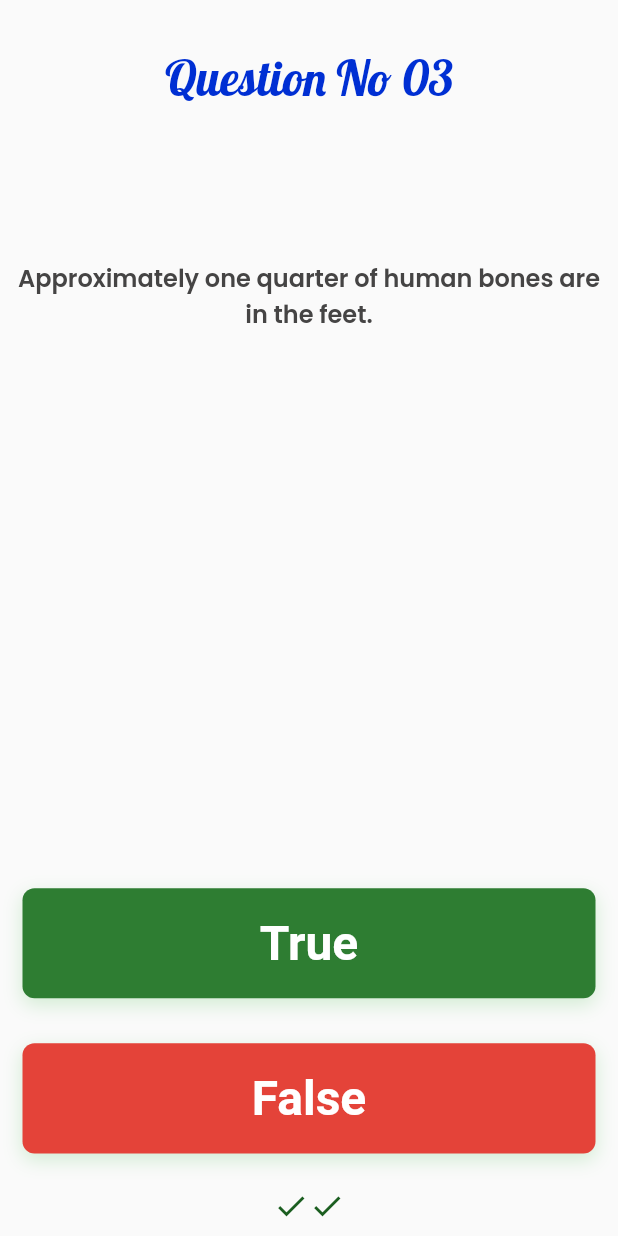
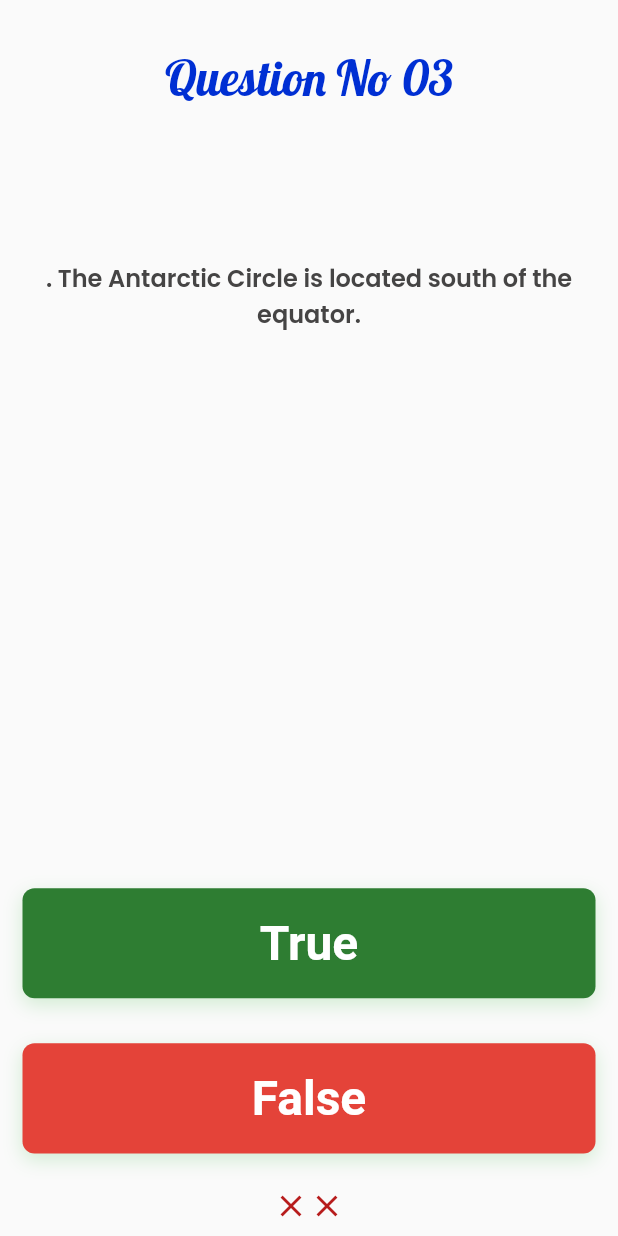
Before and after one commit to HassnainKhan11/QuizApp, a Flutter app: the screen it shows after launch, after a tap on "True", after a tap on "False", on a phone screen of 412 x 824 dp. Run offline on Flutter 3.47's test engine with Material 2 defaults, Android fonts, the light colour scheme and no system bars; our stand-ins replace google_fonts, rflutter_alert.

Commit message:
change of questions

```diff
--- a/quiz_app/lib/homepage.dart
+++ b/quiz_app/lib/homepage.dart
@@ -1,3 +1,5 @@
+// ignore_for_file: unnecessary_new
+
 import 'package:flutter/material.dart';
 import 'package:google_fonts/google_fonts.dart';
 import 'package:quiz_app/quizbrain.dart';
@@ -14,8 +16,10 @@
   Quizbrain quizbrain = Quizbrain();
   int rightAnswer = 0;
   int wrongAnswer = 0;
+  // ignore: non_constant_identifier_names
   int total_score = 13;
 
+  // ignore: non_constant_identifier_names
   List<Icon> ScoreKeeper = [];
 
   void isCorrectAnswer(bool userPickedAnswer) {
@@ -24,11 +28,6 @@
     setState(() {
       if (quizbrain.isFinished() == true) {
         if (rightAnswer > wrongAnswer) {
-          // Alert(
-          //   context: context,
-          //   title: 'Congratulations! You WON 😍',
-          //   desc: 'You got $rightAnswer out of $total_score',
-          // ).show();
           Alert(
             context: context,
             type: AlertType.success,
@@ -36,7 +35,7 @@
             desc: "You got $rightAnswer out of $total_score",
             buttons: [
               DialogButton(
-                child: Text(
+                child: const Text(
                   "Continue",
                   style: TextStyle(color: Colors.white, fontSize: 20),
                 ),
@@ -58,7 +57,7 @@
             desc: "You got $wrongAnswer out of $total_score",
             buttons: [
               DialogButton(
-                child: Text(
+                child: const Text(
                   "Continue",
                   style: TextStyle(color: Colors.white, fontSize: 20),
                 ),
@@ -95,7 +94,7 @@
               child: Center(
                 child: Text(quizbrain.getQuestionNumber(),
                     style: GoogleFonts.lobster(
-                        textStyle: TextStyle(
+                        textStyle: const TextStyle(
                       color: Color(0xff002fd3),
                       fontSize: 32,
                       fontWeight: FontWeight.w400,
@@ -104,7 +103,7 @@
               ),
             ),
           ),
-          SizedBox(
+          const SizedBox(
             height: 60,
           ),
           Expanded(
@@ -115,7 +114,7 @@
                   quizbrain.getQuestionText(),
                   textAlign: TextAlign.center,
                   style: GoogleFonts.poppins(
-                      textStyle: TextStyle(
+                      textStyle: const TextStyle(
                     color: Color(0xff454444),
                     fontSize: 16,
                     fontWeight: FontWeight.w600,
@@ -136,7 +135,7 @@
                     decoration: new BoxDecoration(
                       borderRadius: BorderRadius.circular(8),
                       color: Colors.green[800],
-                      boxShadow: [
+                      boxShadow: const [
                         BoxShadow(
                             color: Color(0x3334b439),
                             offset: Offset(0, 4),
@@ -144,7 +143,7 @@
                             spreadRadius: 0)
                       ],
                     ),
-                    child: Center(
+                    child: const Center(
                       child: Text(
                         'True',
                         style: TextStyle(
@@ -168,7 +167,7 @@
                     height: 30,
                     decoration: new BoxDecoration(
                       borderRadius: BorderRadius.circular(8),
-                      gradient: LinearGradient(
+                      gradient: const LinearGradient(
                         colors: [Color(0xffe44339)],
                         stops: [0.858818531036377],
                         begin: Alignment(-0.98, -0.19),
@@ -176,7 +175,7 @@
                         // angle: 101,
                         // scale: undefined,
                       ),
-                      boxShadow: [
+                      boxShadow: const [
                         BoxShadow(
                             color: Color(0x3334b439),
                             offset: Offset(0, 4),
@@ -184,7 +183,7 @@
                             spreadRadius: 0)
                       ],
                     ),
-                    child: Center(
+                    child: const Center(
                       child: Text(
                         'False',
                         style: TextStyle(
--- a/quiz_app/lib/quizbrain.dart
+++ b/quiz_app/lib/quizbrain.dart
@@ -3,46 +3,51 @@
 class Quizbrain {
   int _questionNumber = 0;
 
-  List<Question> _questionBank = [
+  final List<Question> _questionBank = [
     Question(
       'Question No 01',
-      'Some cats are actually allergic to humans',
-      true,
+      'Latitude is measured east and west of the prime meridian',
+      false,
     ),
     Question('Question No 02',
-        'You can lead a cow down stairs but not up stairs.', false),
+        'A cape is a point of land extending into a body of water.', true),
     Question('Question No 03',
-        'Approximately one quarter of human bones are in the feet.', true),
-    Question('Question No 04', 'A slug\'s blood is green.', true),
-    Question('Question No 05',
-        'Buzz Aldrin\'s mother\'s maiden name was \"Moon\".', true),
-    Question('Question No 06', 'It is illegal to pee in the Ocean in Portugal.',
+        '. The Antarctic Circle is located south of the equator.', true),
+    Question('Question No 04',
+        'A star on a map usually denotes a national capital', false),
+    Question(
+        'Question No 05',
+        'Lines of longitude are measured north and south of the equator.',
+        false),
+    Question(
+        'Question No 06',
+        'When you cross the prime meridian the date becomes either one day earlier or one day later.',
+        false),
+    Question('Question No 07',
+        'Earth\'s oceans are the Pacific, Atlantic, Indian, and Arctic.', true),
+    Question('Question No 08',
+        'There are 50 states in the contiguous United States.', false),
+    Question(
+        'Question No 09',
+        ' An area of land extending into a body of water and almost surrounded by water is a peninsula.',
+        true),
+    Question('Question No 10',
+        'The Tropic of Cancer is located in the northern hemisphere', true),
+    Question(
+        'Question No 11',
+        'Africa, Asia, Australia, Europe, NorthAmerica, and South America form Earth\'s continental land masses.',
+        false),
+    Question('Question No 12',
+        'A body of land completely surrounded by water is an island.', true),
+    Question(
+        'Question No 13',
+        'The part of the map that contains information about what the symbols mean is the key.',
         true),
     Question(
-        'Question No 07',
-        'No piece of square dry paper can be folded in half more than 7 times.',
+        'Question No 14',
+        'Longitude lines, or meridians, measure distances north and south',
         false),
-    Question(
-        'Question No 08',
-        'In London, UK, if you happen to die in the House of Parliament, you are technically entitled to a state funeral, because the building is considered too sacred a place.',
-        true),
-    Question(
-        'Question No 09',
-        'The loudest sound produced by any animal is 188 decibels. That animal is the African Elephant.',
-        false),
-    Question(
-        'Question No 10',
-        'The total surface area of two human lungs is approximately 70 square metres.',
-        true),
-    Question(
-        'Question No 11', 'Google was originally called \"Backrub\".', true),
-    Question(
-        'Question No 12',
-        'Chocolate affects a dog\'s heart and nervous system; a few ounces are enough to kill a small dog.',
-        true),
-    Question(
-        'Question No 13',
-        'In West Virginia, USA, if you accidentally hit an animal with your car, you are free to take it home to eat.',
+    Question('Question No 15', 'The North Pole is not located on a continent.',
         true),
   ];
 
--- a/quiz_app/lib/splash.dart
+++ b/quiz_app/lib/splash.dart
@@ -3,6 +3,7 @@
 import 'package:quiz_app/homepage.dart';
 import 'package:google_fonts/google_fonts.dart';
 
+// ignore: camel_case_types
 class splashScreen extends StatefulWidget {
   const splashScreen({Key? key}) : super(key: key);
 
@@ -10,13 +11,14 @@
   _splashScreenState createState() => _splashScreenState();
 }
 
+// ignore: camel_case_types
 class _splashScreenState extends State<splashScreen> {
   @override
   void initState() {
     super.initState();
-    Timer(Duration(seconds: 3), () {
+    Timer(const Duration(seconds: 3), () {
       Navigator.pushReplacement(
-          context, MaterialPageRoute(builder: (context) => HomePage()));
+          context, MaterialPageRoute(builder: (context) => const HomePage()));
     });
   }
 
@@ -30,24 +32,24 @@
         mainAxisAlignment: MainAxisAlignment.start,
         children: [
           Image.asset('assets/splash_512.png'),
-          SizedBox(
+          const SizedBox(
             height: 40.0,
           ),
           Text("Quizz App",
               style: GoogleFonts.lobster(
-                  textStyle: TextStyle(
+                  textStyle: const TextStyle(
                 color: Color(0xff002fd3),
                 fontSize: 46,
                 fontWeight: FontWeight.w400,
                 fontStyle: FontStyle.normal,
               ))),
-          SizedBox(
+          const SizedBox(
             height: 140.0,
           ),
           Text("Let’s check your mind and\nknowledge skills",
               textAlign: TextAlign.center,
               style: GoogleFonts.poppins(
-                  textStyle: TextStyle(
+                  textStyle: const TextStyle(
                 color: Color(0xff454444),
                 fontSize: 16,
                 fontWeight: FontWeight.w600,
```
